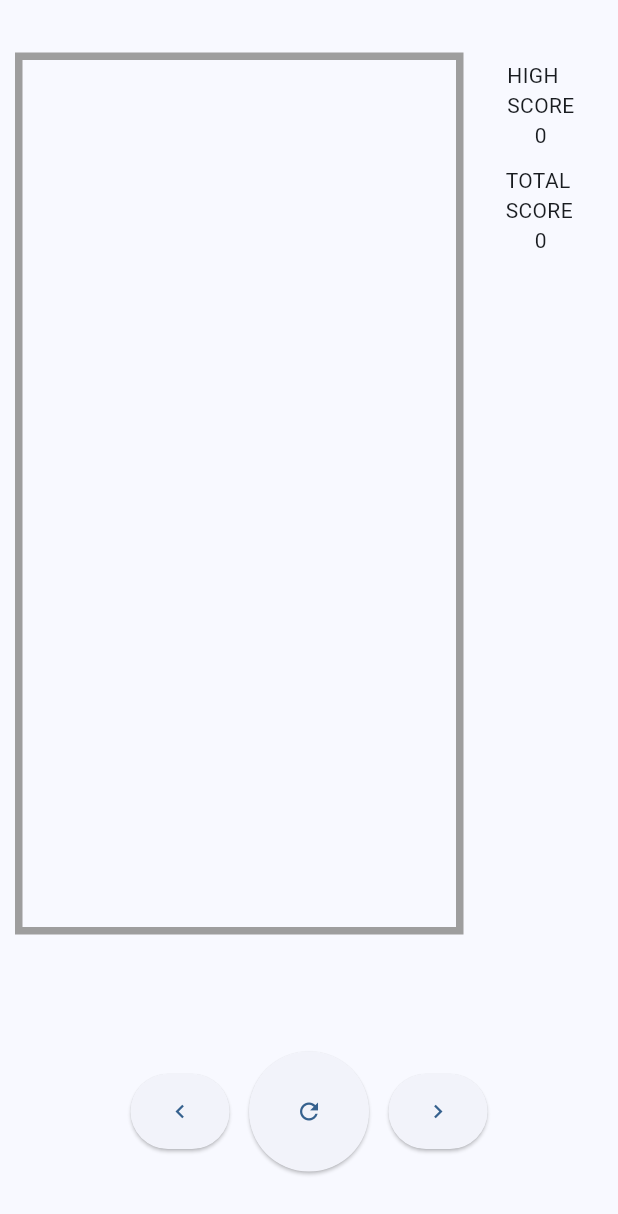
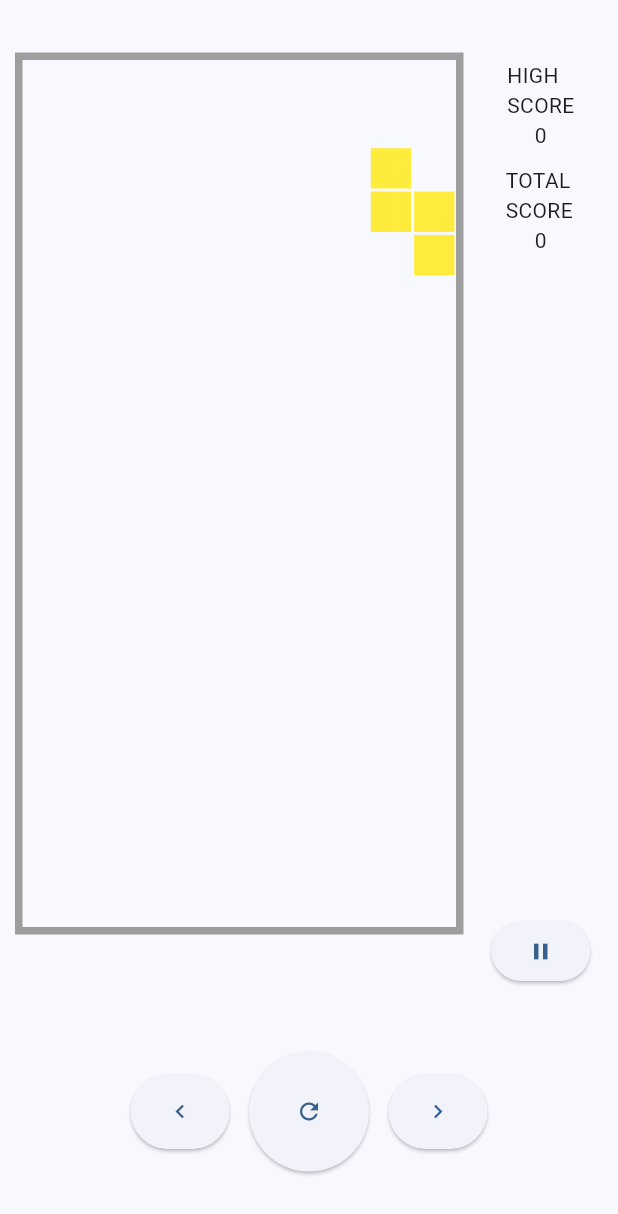
Before and after one commit to curiosss/test1377, a Flutter app: the TetrisPage widget shown alone on an empty page, opened directly, on a phone screen of 412 x 824 dp. Shown: the top 1214 px of the screen. Run offline on Flutter 3.47's test engine with Material 2 defaults, Android fonts, the phone set to English and light mode, and no system bars; our stand-ins replace connectivity_plus, device_info_plus, firebase_core, firebase_remote_config, get, hive and 1 more; accounts and stored records are empty.

Commit message:
tetris done

```diff
--- a/lib/features/home/presentation/pages/home_page.dart
+++ b/lib/features/home/presentation/pages/home_page.dart
@@ -3,7 +3,6 @@ import 'package:get/get.dart';
 import 'package:test1377/features/home/presentation/controller/home_controller.dart';
 import 'package:test1377/features/home/presentation/pages/error_page.dart';
 import 'package:test1377/features/home/presentation/pages/webview_page.dart';
-import 'package:test1377/features/stub/presentation/pages/stub_page.dart';
 import 'package:test1377/features/tetris/presentation/pages/tetris_page.dart';
 
 class HomePage extends StatefulWidget {
@@ -56,7 +55,7 @@ class _HomePageState extends State<HomePage> {
 
             case HomePageState.stub:
               // return const StubPage();
-              return TetrisPage();
+              return const TetrisPage();
             default:
               return Container();
           }
--- a/lib/features/tetris/presentation/constants/shapes.dart
+++ b/lib/features/tetris/presentation/constants/shapes.dart
@@ -29,6 +29,15 @@ final List<ShapeModel> shapes = [
     ],
   ),
   ShapeModel(
+    width: 2,
+    height: 3,
+    coordnts: [
+      [1, 0],
+      [1, 1],
+      [0, 1],
+    ],
+  ),
+  ShapeModel(
     width: 3,
     height: 2,
     coordnts: [
@@ -36,4 +45,22 @@ final List<ShapeModel> shapes = [
       [0, 1, 0],
     ],
   ),
+  ShapeModel(
+    width: 2,
+    height: 3,
+    coordnts: [
+      [1, 1],
+      [1, 0],
+      [1, 0],
+    ],
+  ),
+  ShapeModel(
+    width: 2,
+    height: 3,
+    coordnts: [
+      [1, 0],
+      [1, 0],
+      [1, 1],
+    ],
+  ),
 ];
--- a/lib/features/tetris/presentation/controller/score_controller.dart
+++ b/lib/features/tetris/presentation/controller/score_controller.dart
@@ -4,6 +4,7 @@ import 'package:test1377/core/local_storage/storage_hive.dart';
 class ScoreController {
   RxInt highScore = 0.obs;
   RxInt totalScore = 0.obs;
+  RxBool isPlaying = true.obs;
 
   ScoreController() {
     init();
--- a/lib/features/tetris/presentation/models/shape_model.dart
+++ b/lib/features/tetris/presentation/models/shape_model.dart
@@ -1,10 +1,10 @@
 class ShapeModel {
-  final int width;
-  final int height;
-  final int color;
+  int width;
+  int height;
+  int color;
   int posX; //bottomLeftX
   int posY; //bottomLeftY coordinates
-  final List<List> coordnts;
+  List<List> coordnts;
 
   ShapeModel({
     required this.width,
@@ -14,4 +14,35 @@ class ShapeModel {
     this.posY = 0,
     required this.coordnts,
   });
+
+  applyColor(int color) {
+    for (int i = 0; i < coordnts.length; i++) {
+      for (int j = 0; j < coordnts[i].length; j++) {
+        if (coordnts[i][j] > 0) {
+          coordnts[i][j] = color;
+        }
+      }
+    }
+  }
+
+  rotate() {
+    List<List<int>> newCoord = [];
+    for (int i = 0; i < width; i++) {
+      newCoord.add([]);
+      for (int j = 0; j < height; j++) {
+        newCoord[i].add(0);
+      }
+    }
+    for (int i = 0; i < height; i++) {
+      for (int j = 0; j < width; j++) {
+        if (coordnts[i][j] > 0) {
+          newCoord[j][height - 1 - i] = coordnts[i][j];
+        }
+      }
+    }
+    int temp = width;
+    width = height;
+    height = temp;
+    coordnts = newCoord;
+  }
 }
--- a/lib/features/tetris/presentation/pages/tetris_page.dart
+++ b/lib/features/tetris/presentation/pages/tetris_page.dart
@@ -26,7 +26,10 @@ class _TetrisPageState extends State<TetrisPage> {
               flex: 3,
               child: Center(
                 child: Padding(
-                  padding: const EdgeInsets.only(left: 10),
+                  padding: const EdgeInsets.only(
+                    left: 10,
+                    // top: 5,
+                  ),
                   child: Container(
                     decoration: BoxDecoration(
                       border: Border.all(
@@ -61,6 +64,22 @@ class _TetrisPageState extends State<TetrisPage> {
                       const SizedBox(height: 10),
                       const Text('TOTAL \nSCORE'),
                       Text(scoreController.totalScore.value.toString()),
+                      const Spacer(),
+                      scoreController.isPlaying.value
+                          ? ElevatedButton(
+                              onPressed: () {
+                                key.currentState?.pause();
+                                scoreController.isPlaying.value = false;
+                              },
+                              child: const Icon(Icons.pause),
+                            )
+                          : ElevatedButton(
+                              onPressed: () {
+                                key.currentState?.resume();
+                                scoreController.isPlaying.value = true;
+                              },
+                              child: const Icon(Icons.play_arrow),
+                            )
                     ],
                   );
                 },
--- a/lib/main.dart
+++ b/lib/main.dart
@@ -1,7 +1,6 @@
 import 'package:firebase_core/firebase_core.dart';
 import 'package:flutter/material.dart';
 import 'package:flutter/services.dart';
-import 'package:get/instance_manager.dart';
 import 'package:test1377/initial_screen.dart';
 
 void main() async {
```
Also changed, not shown: lib/features/home/presentation/controller/home_controller.dart (+4 -5 lines), lib/features/tetris/presentation/widgets/game_over_dialog.dart (added, +45 -0 lines), lib/features/tetris/presentation/widgets/tetris_widget.dart (+112 -20 lines).
